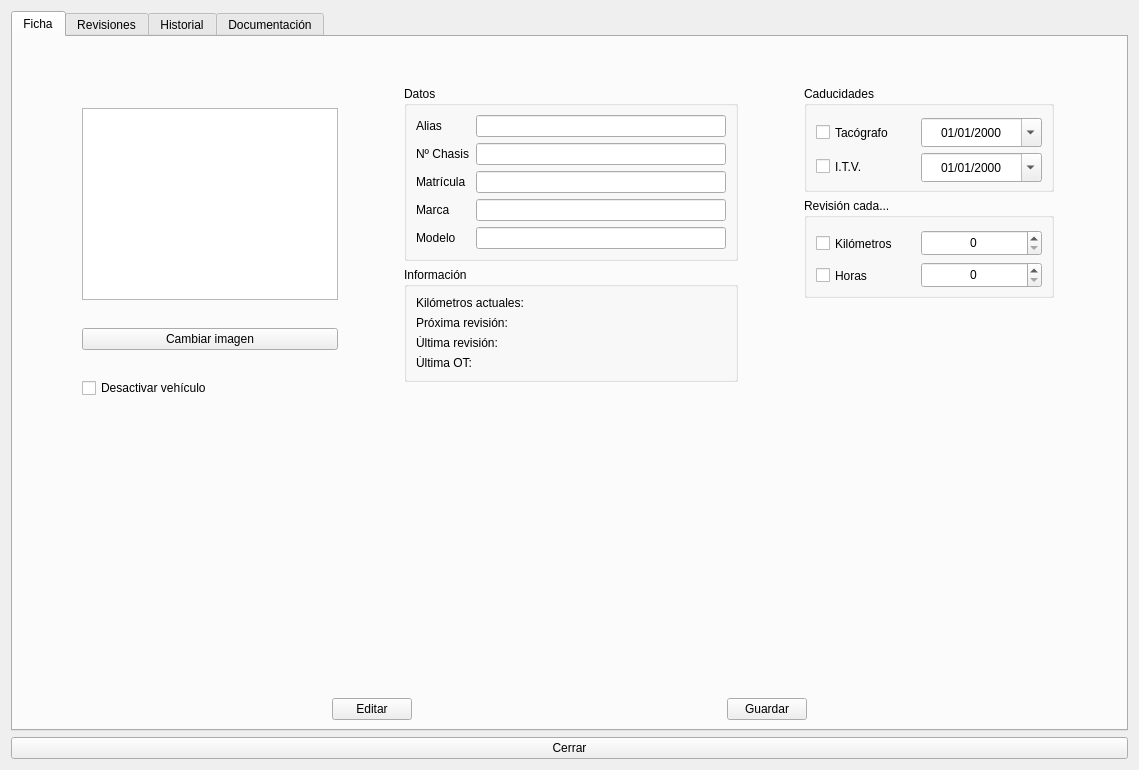
Above: views/forms_ui/vehicle.ui from serk82/nexus_admin_client before the change. Below: the same form after it.
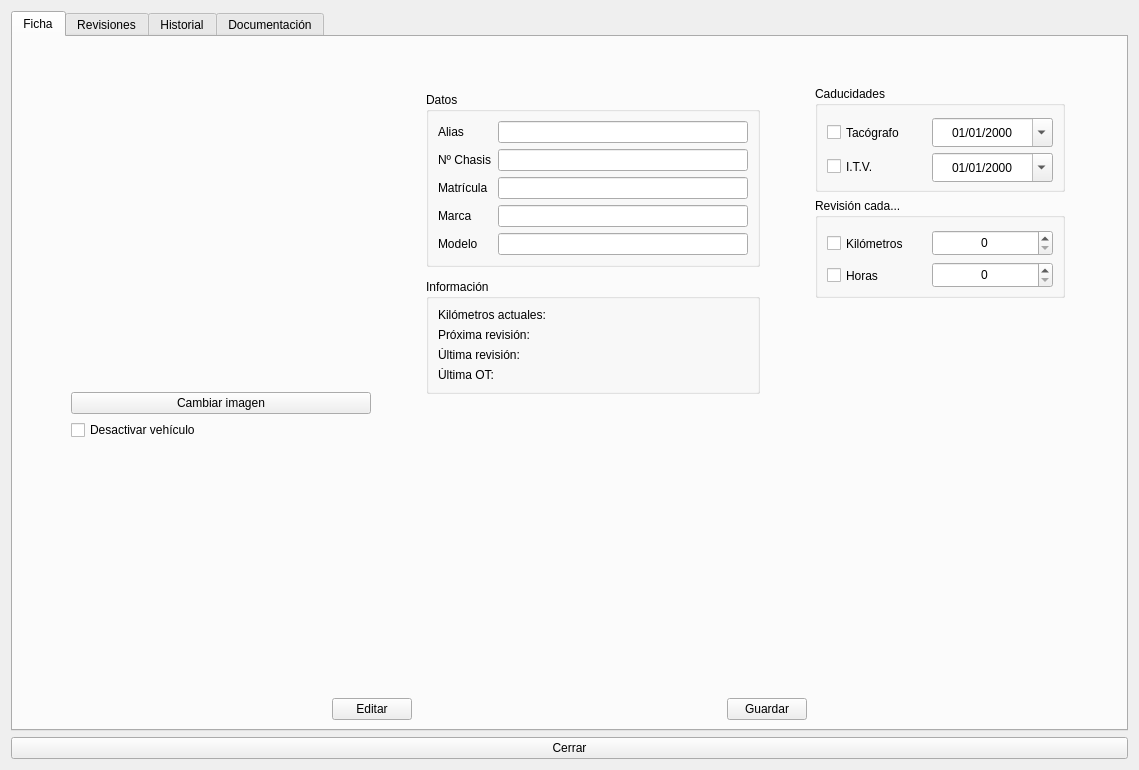
That is the form after the change.

Commit message: Añade la clase FilesController y su gestión de archivos; integra su uso en frm_vehicle y frm_workorder.

What changed in the file:
```diff
--- a/views/forms_ui/vehicle.ui
+++ b/views/forms_ui/vehicle.ui
@@ -124,23 +124,6 @@
           <layout class="QGridLayout" name="gridLayout_10">
            <item row="0" column="0">
             <layout class="QGridLayout" name="gridLayout_3">
-             <item row="0" column="0">
-              <widget class="QGraphicsView" name="graphicsView">
-               <property name="sizePolicy">
-                <sizepolicy hsizetype="Fixed" vsizetype="Fixed">
-                 <horstretch>0</horstretch>
-                 <verstretch>0</verstretch>
-                </sizepolicy>
-               </property>
-              </widget>
-             </item>
-             <item row="1" column="0">
-              <widget class="QPushButton" name="btn_image">
-               <property name="text">
-                <string>Cambiar imagen</string>
-               </property>
-              </widget>
-             </item>
              <item row="2" column="0">
               <widget class="QCheckBox" name="chb_deactivate">
                <property name="text">
@@ -148,6 +131,38 @@
                </property>
               </widget>
              </item>
+             <item row="1" column="0">
+              <widget class="QPushButton" name="btn_image">
+               <property name="text">
+                <string>Cambiar imagen</string>
+               </property>
+              </widget>
+             </item>
+             <item row="0" column="0">
+              <widget class="QLabel" name="lbl_image">
+               <property name="sizePolicy">
+                <sizepolicy hsizetype="Fixed" vsizetype="Fixed">
+                 <horstretch>0</horstretch>
+                 <verstretch>0</verstretch>
+                </sizepolicy>
+               </property>
+               <property name="minimumSize">
+                <size>
+                 <width>300</width>
+                 <height>300</height>
+                </size>
+               </property>
+               <property name="maximumSize">
+                <size>
+                 <width>300</width>
+                 <height>300</height>
+                </size>
+               </property>
+               <property name="text">
+                <string/>
+               </property>
+              </widget>
+             </item>
             </layout>
            </item>
            <item row="0" column="1">
```
Left out of the diff: 1 changed line with no effect on the pictures. The commit also changes 6 other files.
